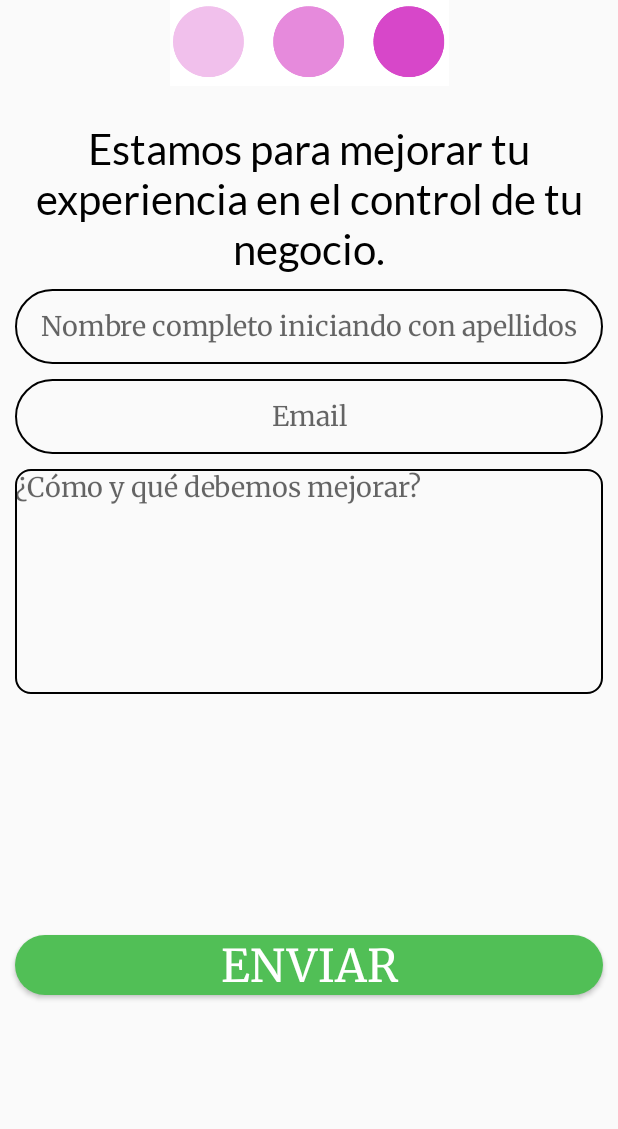
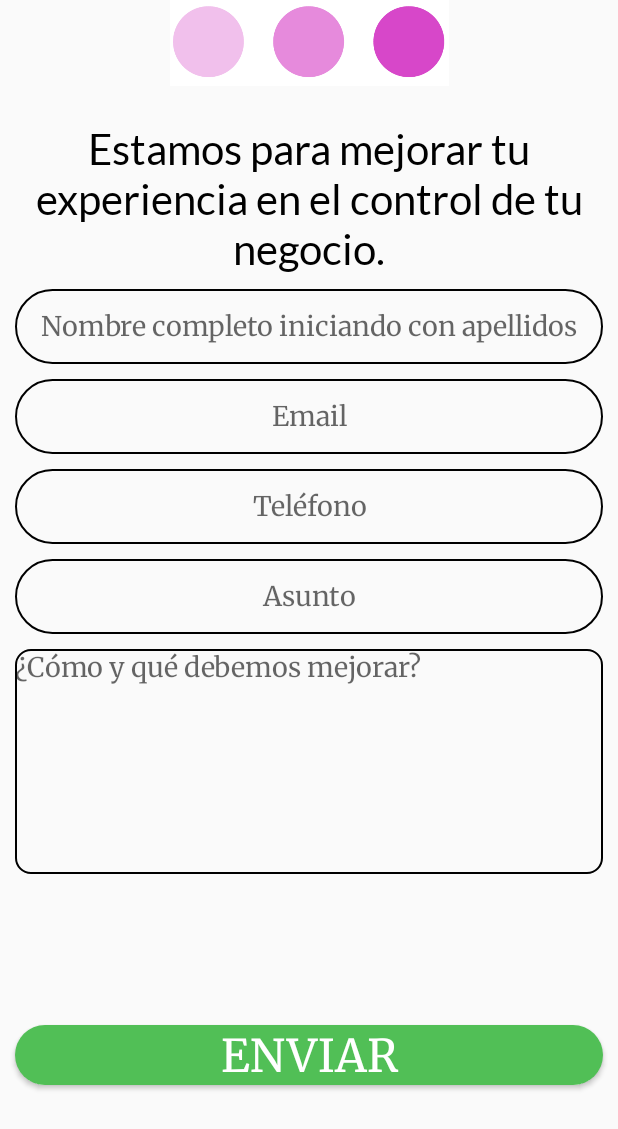
Before and after one commit to itzvargas/DirectorioComercial, an Android app: the layout activity_ayudanos2.xml on its own in the app's theme, with its tools: preview values and no code run, on a phone screen of 412 x 824 dp. Shown: the top 1129 px of the screen. Run offline under Robolectric (Android 15) with nearby library versions, the phone set to English and light mode, and no system bars; network calls fail.

Commit message:
Mis negocios.

```diff
--- a/app/src/main/java/Adapters/MenuAdapterMisNegocios.java
+++ b/app/src/main/java/Adapters/MenuAdapterMisNegocios.java
@@ -50,11 +50,6 @@ public class MenuAdapterMisNegocios extends ArrayAdapter<MisNegocios.MenuM> {
         TextView giro = (TextView) item.findViewById(R.id.tv_giro2);
         giro.setText(datos.get(position).getGiro());
 
-        // Recogemos el TextView para mostrar el número de celda y lo
-        // establecemos.
-        TextView edit = (TextView) item.findViewById(R.id.tv_editar2);
-        edit.setText(datos.get(position).getEditar());
-
         // Devolvemos la vista para que se muestre en el ListView.
         return item;
     }
--- a/app/src/main/java/clases/Constant.java
+++ b/app/src/main/java/clases/Constant.java
@@ -2,7 +2,7 @@ package clases;
 
 public class Constant {
     //Raíz
-    public static final String URL = "http://192.168.0.19/";
+    public static final String URL = "http://192.168.0.12/";
     public static final String HOME = URL + "directorio-ca/public";
     public static final String API = HOME + "/api";
 
--- a/app/src/main/java/com/example/directoriocomercial/Cerrar.java
+++ b/app/src/main/java/com/example/directoriocomercial/Cerrar.java
@@ -81,6 +81,7 @@ public class Cerrar extends Fragment {
                     SharedPreferences.Editor editor = userPref.edit();
                     editor.clear();
                     editor.apply();
+                    editor.commit();
                     Intent intent = new Intent(getContext(), Login.class);
                     startActivity(intent);
                     ((MainActivity)getContext()).finish();
--- a/app/src/main/res/layout/activity_ayudanos2.xml
+++ b/app/src/main/res/layout/activity_ayudanos2.xml
@@ -1,7 +1,12 @@
 <?xml version="1.0" encoding="utf-8"?>
-<androidx.constraintlayout.widget.ConstraintLayout xmlns:android="http://schemas.android.com/apk/res/android"
+<ScrollView xmlns:android="http://schemas.android.com/apk/res/android"
     xmlns:app="http://schemas.android.com/apk/res-auto"
     xmlns:tools="http://schemas.android.com/tools"
+    android:id="@+id/scrollView"
+    android:layout_width="match_parent"
+    android:layout_height="match_parent"
+    android:fillViewport="true">
+<androidx.constraintlayout.widget.ConstraintLayout
     android:layout_width="match_parent"
     android:layout_height="match_parent"
     tools:context=".Ayudanos2">
@@ -79,6 +84,50 @@
         app:layout_constraintTop_toBottomOf="@+id/edt_nom" />
 
     <EditText
+        android:id="@+id/edt_telefono_ayudanos2"
+        android:layout_width="0dp"
+        android:layout_height="50dp"
+        android:layout_marginStart="10dp"
+        android:layout_marginTop="10dp"
+        android:layout_marginEnd="10dp"
+        android:background="@drawable/input"
+        android:ems="10"
+        android:fontFamily="@font/merriweather"
+        android:hint="Teléfono"
+        android:inputType="phone"
+        android:textAlignment="center"
+        android:textColor="@android:color/black"
+        app:autoSizeMaxTextSize="100sp"
+        app:autoSizeMinTextSize="12sp"
+        app:autoSizeStepGranularity="2sp"
+        app:autoSizeTextType="uniform"
+        app:layout_constraintEnd_toEndOf="parent"
+        app:layout_constraintStart_toStartOf="parent"
+        app:layout_constraintTop_toBottomOf="@+id/edt_correo" />
+
+    <EditText
+        android:id="@+id/edt_asunto_ayudanos2"
+        android:layout_width="0dp"
+        android:layout_height="50dp"
+        android:layout_marginStart="10dp"
+        android:layout_marginTop="10dp"
+        android:layout_marginEnd="10dp"
+        android:background="@drawable/input"
+        android:ems="10"
+        android:fontFamily="@font/merriweather"
+        android:hint="Asunto"
+        android:inputType="textPersonName"
+        android:textAlignment="center"
+        android:textColor="@android:color/black"
+        app:autoSizeMaxTextSize="100sp"
+        app:autoSizeMinTextSize="12sp"
+        app:autoSizeStepGranularity="2sp"
+        app:autoSizeTextType="uniform"
+        app:layout_constraintEnd_toEndOf="parent"
+        app:layout_constraintStart_toStartOf="parent"
+        app:layout_constraintTop_toBottomOf="@+id/edt_telefono_ayudanos2" />
+
+    <EditText
         android:id="@+id/edt_comentario"
         android:layout_width="0dp"
         android:layout_height="150dp"
@@ -92,13 +141,13 @@
         android:hint="¿Cómo y qué debemos mejorar?"
         android:inputType="textMultiLine"
         android:textColor="@android:color/black"
+        app:autoSizeMaxTextSize="100sp"
+        app:autoSizeMinTextSize="12sp"
+        app:autoSizeStepGranularity="2sp"
         app:autoSizeTextType="uniform"
-        app:autoSizeMinTextSize="12sp"
-        app:autoSizeMaxTextSize="100sp"
-        app:autoSizeStepGranularity="2sp"
         app:layout_constraintEnd_toEndOf="parent"
         app:layout_constraintStart_toStartOf="parent"
-        app:layout_constraintTop_toBottomOf="@+id/edt_correo" />
+        app:layout_constraintTop_toBottomOf="@+id/edt_asunto_ayudanos2" />
 
     <Button
         android:id="@+id/btn_enviar_comentario"
@@ -120,3 +169,4 @@
         app:layout_constraintTop_toBottomOf="@+id/edt_comentario" />
 
 </androidx.constraintlayout.widget.ConstraintLayout>
+</ScrollView>
```
Also changed, not shown: app/src/main/AndroidManifest.xml (+6 -3 lines), app/src/main/java/com/example/directoriocomercial/EditarNegocio.java (added, +40 -0 lines), app/src/main/java/com/example/directoriocomercial/MisNegocios.java (+15 -17 lines), app/src/main/java/com/example/directoriocomercial/Negocios.java (+4 -6 lines), app/src/main/java/com/example/directoriocomercial/Suscribirme.java (+9 -5 lines), app/src/main/res/layout/activity_editar_negocio.xml (added, +9 -0 lines), app/src/main/res/layout/activity_item_minegocio.xml (+6 -20 lines), app/src/main/res/layout/fragment_ayudenos.xml (+44 -22 lines), app/src/main/res/menu/opciones_negocios.xml (added, +9 -0 lines), app/src/main/res/drawable/puntos.png (added), 1 other file.
